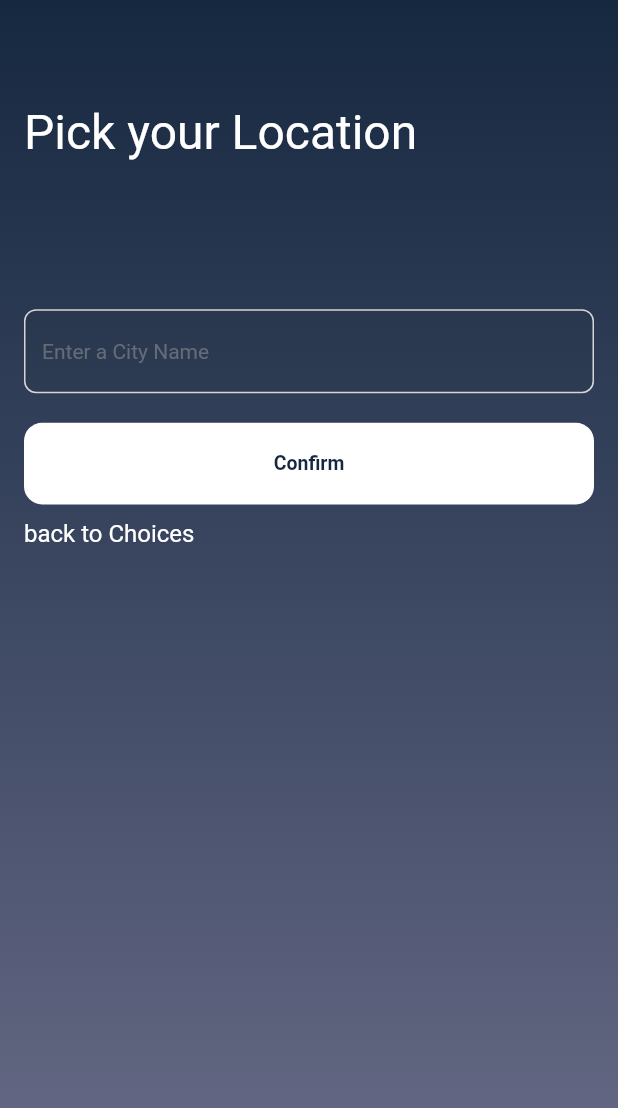
After one commit to tharwat-samy/my_weather, a Flutter app: the PickLocationView screen opened directly, after a tap on "Manually", on a phone screen of 412 x 824 dp. The commit adds this screen. Shown: the top 1108 px of the screen. Run offline on Flutter 3.47's test engine with Material 2 defaults, Android fonts, the phone set to English and light mode, and no system bars; our stand-ins replace bloc, cloud_firestore, dartz, dio, equatable, firebase_auth and 9 more; missing offline and left inert: dart:ffi; accounts and stored records are empty; Roboto replaces fonts that are missing (Cairo, OpenSans).

Commit message:
pick location view done

```diff
--- a/lib/Features/auth/presentaion/views/login_view.dart
+++ b/lib/Features/auth/presentaion/views/login_view.dart
@@ -7,6 +7,7 @@ import 'package:modal_progress_hud_nsn/modal_progress_hud_nsn.dart';
 import 'package:myweather/Features/auth/presentaion/manger/login%20cubit/login_cubit.dart';
 import 'package:myweather/Features/auth/presentaion/widgets/login_view_body.dart';
 import 'package:myweather/Features/home/presentation/views/home_view.dart';
+import 'package:myweather/Features/pick%20location/presentaion/views/pick_location_view.dart';
 import 'package:myweather/constants.dart';
 import 'package:myweather/core/widgets/custom_gradient_background.dart';
 import 'package:myweather/core/widgets/custom_loading_indicator.dart';
@@ -24,7 +25,7 @@ class LoginView extends StatelessWidget {
             listener: (context, state) {
               if (state is LoginSuccess) {
                 Get.to(
-                  () => HomeView(),
+                  () => PickLocationView(),
                   transition: Transition.fade,
                   duration: kTransionDuration,
                 );
--- a/lib/Features/auth/presentaion/widgets/register_view_body.dart
+++ b/lib/Features/auth/presentaion/widgets/register_view_body.dart
@@ -62,6 +62,7 @@ class RegisterViewBody extends StatelessWidget {
               height: 2,
             ),
             CustomTextFormField(
+              obsecureText: true,
               onSaved: (value) {
                 password = value;
               },
--- /dev/null
+++ b/lib/Features/pick location/presentaion/views/pick_location_view.dart
@@ -0,0 +1,19 @@
+import 'package:flutter/material.dart';
+import 'package:flutter/src/foundation/key.dart';
+import 'package:flutter/src/widgets/framework.dart';
+import 'package:myweather/core/widgets/custom_gradient_background.dart';
+
+import 'widgets/pick_location_view_body.dart';
+
+class PickLocationView extends StatelessWidget {
+  const PickLocationView({Key? key}) : super(key: key);
+
+  @override
+  Widget build(BuildContext context) {
+    return Scaffold(
+      body: CustomGradientBackGround(
+        child: PickLocationViewBody(),
+      ),
+    );
+  }
+}
--- /dev/null
+++ b/lib/Features/pick location/presentaion/views/widgets/choice_item.dart
@@ -0,0 +1,35 @@
+
+import 'package:flutter/material.dart';
+
+import '../../../../../core/utils/size_config.dart';
+import '../../../../../styles.dart';
+class ChoiceItem extends StatelessWidget {
+  ChoiceItem({Key? key, required this.text, @required this.onTap})
+      : super(key: key);
+
+  final String text;
+  VoidCallback? onTap;
+  @override
+  Widget build(BuildContext context) {
+    return GestureDetector(
+      onTap: onTap,
+      child: Container(
+        decoration: BoxDecoration(
+          borderRadius: BorderRadius.circular(16),
+          border: Border.all(
+            color: const Color(0xffCCCCCC),
+          ),
+        ),
+        height: SizeConfig.defaultSize * 12,
+        width: SizeConfig.defaultSize * 12,
+        child: Center(
+          child: Text(
+            text,
+            style: Styles.bodyText2,
+            textAlign: TextAlign.right,
+          ),
+        ),
+      ),
+    );
+  }
+}
--- /dev/null
+++ b/lib/Features/pick location/presentaion/views/widgets/custom_user_choices.dart
@@ -0,0 +1,167 @@
+import 'dart:ffi';
+
+import 'package:flutter/cupertino.dart';
+import 'package:flutter/material.dart';
+import 'package:flutter/src/foundation/key.dart';
+import 'package:flutter/src/widgets/framework.dart';
+import 'package:geolocator/geolocator.dart';
+import 'package:get/get.dart';
+import 'package:myweather/constants.dart';
+import 'package:myweather/core/widgets/custom_general_button.dart';
+import 'package:myweather/core/widgets/custom_text_field.dart';
+import 'package:myweather/core/widgets/error_bar.dart';
+import 'package:myweather/core/widgets/space_box.dart';
+import 'package:myweather/styles.dart';
+
+import '../../../../../core/utils/size_config.dart';
+import 'choice_item.dart';
+
+class LocationChoices extends StatefulWidget {
+  const LocationChoices({Key? key}) : super(key: key);
+
+  @override
+  State<LocationChoices> createState() => _LocationChoicesState();
+}
+
+class _LocationChoicesState extends State<LocationChoices>
+    with TickerProviderStateMixin {
+  late Animation _fadeAnimation;
+  late AnimationController _FadeanimationController;
+
+  late Animation<Offset> _slideAnimation;
+  late AnimationController _slideanimationController;
+
+  @override
+  void initState() {
+    initSlideAnimation();
+    initFadeAnimation();
+    super.initState();
+  }
+
+  bool isFirstChild = true;
+  String? cityName;
+  @override
+  Widget build(BuildContext context) {
+    return AnimatedCrossFade(
+      duration: const Duration(milliseconds: 250),
+      crossFadeState:
+          isFirstChild ? CrossFadeState.showFirst : CrossFadeState.showSecond,
+      secondChild: Column(
+        crossAxisAlignment: CrossAxisAlignment.start,
+        children: [
+          CustomTextField(
+            title: 'Enter a City Name',
+            onSubmitted: (value) {
+              if (value?.isNotEmpty ?? false) {}
+            },
+          ),
+        const   SpaceBox(
+            height: 2,
+          ),
+          CustomButton(
+            onTap: () {},
+            text: 'Confirm',
+            textColor: kPrimaryColor,
+            backGroundColor: Colors.white,
+          ),
+        const   SpaceBox(
+            height: 1,
+          ),
+          GestureDetector(
+            onTap: () {
+              setState(() {
+                isFirstChild = !isFirstChild;
+              });
+            },
+            child: Text(
+              'back to Choices',
+              style: Styles.bodyText2,
+              textAlign: TextAlign.start,
+            ),
+          )
+        ],
+      ),
+      firstChild: AnimatedBuilder(
+        animation: Listenable.merge([_fadeAnimation, _slideAnimation]),
+        builder: (context, _) => SlideTransition(
+          position: _slideAnimation,
+          child: Opacity(
+            opacity: _fadeAnimation.value,
+            child: Row(
+              mainAxisAlignment: MainAxisAlignment.spaceEvenly,
+              children: [
+                ChoiceItem(
+                  onTap: () {
+                    setState(() {
+                      isFirstChild = false;
+                    });
+                  },
+                  text: 'Manually',
+                ),
+                ChoiceItem(
+                  onTap: () async {
+                    await determineLocation(context);
+                  },
+                  text: 'Automatically',
+                ),
+              ],
+            ),
+          ),
+        ),
+      ),
+    );
+  }
+
+
+
+
+
+
+
+
+
+
+
+
+
+
+
+  void initFadeAnimation() {
+    _FadeanimationController = AnimationController(
+        vsync: this, duration: const Duration(milliseconds: 1000));
+
+    _fadeAnimation = Tween<double>(begin: .2, end: 1).animate(
+      CurvedAnimation(parent: _FadeanimationController, curve: Curves.linear),
+    );
+
+    _FadeanimationController.forward();
+  }
+
+  void initSlideAnimation() {
+    _slideanimationController = AnimationController(
+        vsync: this, duration: const Duration(milliseconds: 1000));
+    _slideAnimation =
+        Tween<Offset>(begin: const Offset(0, 2), end: Offset.zero).animate(
+      CurvedAnimation(parent: _slideanimationController, curve: Curves.linear),
+    );
+
+    _slideanimationController.forward();
+  }
+
+  Future<void> determineLocation(context) async {
+    bool serviceEnabled = await Geolocator.isLocationServiceEnabled();
+
+    if (serviceEnabled) {
+      var permission = await Geolocator.checkPermission();
+      if (permission == LocationPermission.denied) {
+        errorBar(context, message: 'Location Permissions are denied');
+      } else if (permission == LocationPermission.deniedForever) {
+        errorBar(context, message: 'Location Permissions are denied forever');
+      } else {
+        print(await Geolocator.getCurrentPosition());
+      }
+    } else {
+      errorBar(context, message: 'Location Services are disabled');
+    }
+  }
+}
--- /dev/null
+++ b/lib/Features/pick location/presentaion/views/widgets/pick_location_view_body.dart
@@ -0,0 +1,34 @@
+import 'package:flutter/material.dart';
+import 'package:flutter/src/foundation/key.dart';
+import 'package:flutter/src/widgets/framework.dart';
+import 'package:myweather/Features/pick%20location/presentaion/views/widgets/custom_user_choices.dart';
+
+import '../../../../../core/widgets/space_box.dart';
+import '../../../../../styles.dart';
+
+class PickLocationViewBody extends StatelessWidget {
+  const PickLocationViewBody({Key? key}) : super(key: key);
+
+  @override
+  Widget build(BuildContext context) {
+    return Padding(
+      padding: const EdgeInsets.symmetric(horizontal: 16),
+      child: Column(
+        crossAxisAlignment: CrossAxisAlignment.start,
+        children: [
+          const SpaceBox(
+            height: 7,
+          ),
+          Text(
+            'Pick your Location',
+            style: Styles.bodyText5,
+          ),
+          const SpaceBox(
+            height: 10,
+          ),
+          LocationChoices(),
+        ],
+      ),
+    );
+  }
+}
--- a/lib/core/utils/size_config.dart
+++ b/lib/core/utils/size_config.dart
@@ -2,8 +2,8 @@ import 'package:flutter/material.dart';
 
 class SizeConfig {
   static late double screenWidth;
-   static late double screenHeight;
-  static late  double defaultSize;
+  static late double screenHeight;
+  static late double defaultSize;
   static Orientation? orientation;
 
   void init(BuildContext context) {
@@ -12,7 +12,7 @@ class SizeConfig {
     orientation = MediaQuery.of(context).orientation;
 
     defaultSize = orientation == Orientation.landscape
-        ? screenHeight! * .024
-        : screenWidth! * .024;
+        ? screenHeight * .024
+        : screenWidth * .024;
   }
 }
--- a/lib/core/widgets/custom_text_field.dart
+++ b/lib/core/widgets/custom_text_field.dart
@@ -86,3 +86,80 @@ class CustomTextFormField extends StatelessWidget with ValidationMixin {
     );
   }
 }
+
+class CustomTextField extends StatelessWidget with ValidationMixin {
+  final String? title;
+  final Icon? icon;
+  final int? maxLength;
+  final TextInputType? inputType;
+  final StringCallBack? validator;
+  final Function(String?)? onSubmitted ;
+  final Widget? suffexIcon;
+  final ValueSetter? onSaved;
+  final ValueSetter? onChanged;
+  final bool? obsecureText;
+  final bool enablePaste;
+  final VoidCallback? onTap;
+  final FocusNode? focusNode;
+  const CustomTextField({
+    Key? key,
+    this.title,
+    this.icon,
+    this.focusNode,
+    this.inputType,
+    this.onSubmitted,
+    this.suffexIcon,
+    this.onSaved,
+    this.validator,
+    this.onChanged,
+    this.onTap,
+    this.obsecureText = false,
+    this.enablePaste = true,
+    this.maxLength,
+  }) : super(key: key);
+  @override
+  Widget build(BuildContext context) {
+    return TextField(
+      onSubmitted: onSubmitted,
+      style: Styles.bodyText1,
+      focusNode: focusNode,
+      onTap: onTap,
+      maxLines: maxLength ?? 1,
+      enableInteractiveSelection: enablePaste,
+      keyboardType: inputType,
+      onChanged: onChanged,
+      obscureText: obsecureText ?? false,
+      decoration: InputDecoration(
+        filled: true,
+        suffixIcon: suffexIcon,
+        hintText: title,
+        hintStyle:
+            Styles.bodyText1.copyWith(color: Colors.grey.withOpacity(.5)),
+        prefixIcon: icon,
+        border: OutlineInputBorder(
+            borderRadius: BorderRadius.circular(8),
+            borderSide: const BorderSide(
+              color: Color(0xFFD6D6D6),
+            )),
+        disabledBorder: OutlineInputBorder(
+          borderRadius: BorderRadius.circular(8),
+          borderSide: const BorderSide(
+            color: Color(0xFFD6D6D6),
+          ),
+        ),
+        focusedBorder: OutlineInputBorder(
+          borderRadius: BorderRadius.circular(8),
+          borderSide: const BorderSide(
+            color: Color(0xFFD6D6D6),
+          ),
+        ),
+        enabledBorder: OutlineInputBorder(
+          borderRadius: BorderRadius.circular(8),
+          borderSide: const BorderSide(
+            color: Color(0xFFD6D6D6),
+          ),
+        ),
+      ),
+    );
+  }
+}
```
